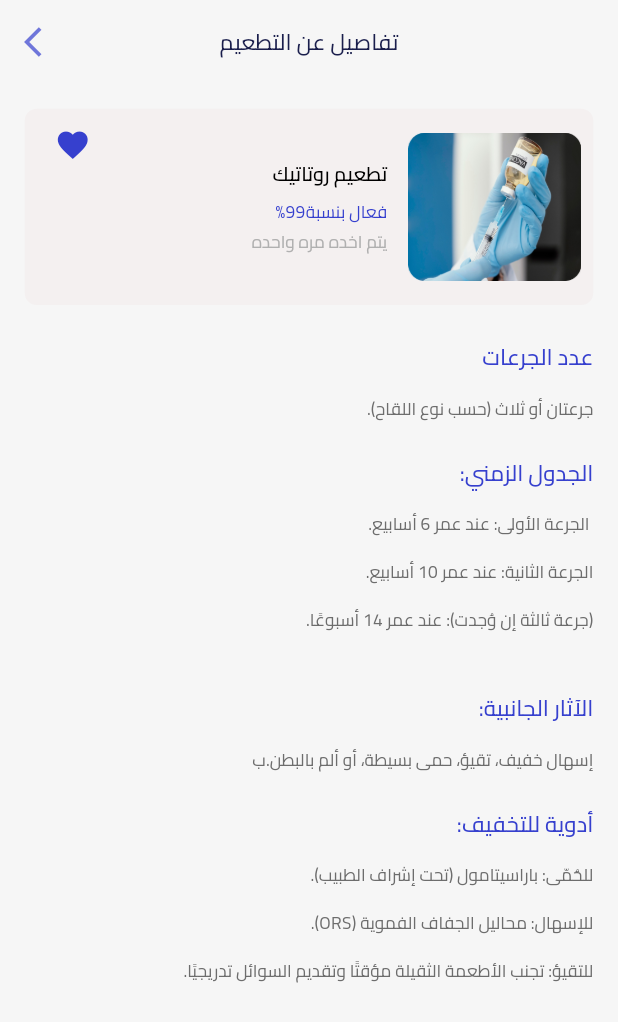
After one commit to mohamedamr77/gradution_project, a Flutter app: the VaccineTimesDetailsScreen screen opened by its route, on a phone screen of 412 x 824 dp. The commit adds this screen. Shown: the top 1022 px of the screen. Run offline on Flutter 3.47's test engine with Material 3 defaults, Android fonts, the phone set to English and light mode, and no system bars; our stand-ins replace bloc, equatable, flutter_bloc, flutter_svg, fluttertoast, image_picker and 4 more; project files that could hold a hidden picture were left out.

Commit message:
finish VaccineTimesDetailsScreen

```diff
--- a/lib/core/navigation/routes.dart
+++ b/lib/core/navigation/routes.dart
@@ -18,6 +18,7 @@ import '../../features/vaccination_tips/presentation/view/vaccination_tips_scree
 import '../../features/vaccination_tips/presentation/view/vaccine_tips_details_screen.dart';
 import '../../features/vaccine_info/presentation/view/vaccine_info_details_screen.dart';
 import '../../features/vaccine_info/presentation/view/vaccine_info_screen.dart';
+import '../../features/vaccine_times/presentation/view/vaccine_times_deatils_screen.dart';
 
 
 class AppRouter {
@@ -41,6 +42,7 @@ class AppRouter {
     VaccineInfoDetailsScreen.id: (context) => const VaccineInfoDetailsScreen(),
     MedicinesDetailsScreen.id: (context) => const MedicinesDetailsScreen(),
     DoctorDetailsScreen.id: (context) => const DoctorDetailsScreen(),
+    VaccineTimesDetailsScreen.id: (context) => const VaccineTimesDetailsScreen(),
 
   };
 }
--- a/lib/core/utils/app_text.dart
+++ b/lib/core/utils/app_text.dart
@@ -3,6 +3,12 @@ class AppText {
   static const String sideEffectsInfo = "تعرفي على الآثار الجانبية وكيفية التعامل معها، مع نصائح مباشرة من المتخصصين.";
   static const String safeMedicines = "اطلعي على أدوية آمنة لتخفيف الآثار الجانبية بعد التطعيم";
   static const String readyToStart = "جاهزة للبدء!";
+  static const String  timeLineDetails = ''' الجرعة الأولى: عند عمر 6 أسابيع.
+
+الجرعة الثانية: عند عمر 10 أسابيع.
+
+(جرعة ثالثة إن وُجدت): عند عمر 14 أسبوعًا.
+  ''';
   static const String   intermittentSideEffects = "الأعراض الجانبية النادرة";
   static const String editPhoto =   "تعديل صورة طفلك";
   static const String createNewAccount = "إنشاء حساب جديد";
@@ -82,6 +88,7 @@ class AppText {
   static const String handlingSideEffects = "كيفية التعامل مع الأعراض الجانبية";
   static const String commonSymptoms = "الأعراض الشائعة:";
   static const String generalArticles = "مقالات عامه عن التطعيمات";
+  static const String aboutVaccine = "عن التطعيم";
   static const String vaccineDetails = "تفاصيل عن التطعيم";
   static const String loremIpsumExample1 = 'هناك حقيقة مثبتة منذ زمن طويل وهي أن المحتوى المقروء لصفحة ما سيلهي القارئ عن التركيز على الشكل الخارجي للنص أو شكل توضع الفقرات في الصفحة التي يقرأها. ولذلك يتم استخدام طريقة لوريم إيبسوم لأنها تعطي توزيعاَ طبيعياَ -إلى حد ما- للأحرف عوضاً عن استخدام "هنا يوجد محتوى نصي، هنا يوجد محتوى نصي" فتجعلها تبدو (أي الأحرف) وكأنها نص مقروء. العديد من برامح النشر المكتبي وبرامح تحرير صفحات الويب تستخدم لوريم إيبسوم بشكل إفتراضي كنموذج عن النص، وإذا قراءه المزيد.....';
   static const String importanceOfVaccination = "أهمية هذا التطعيم";
@@ -90,6 +97,7 @@ class AppText {
   static const String healthNote = "ملحوظة توعوية";
   static const String healthNoteDetails = "هذه المعلومات للاسترشاد فقط وليست بديلاً عن استشارة الطبيب. يرجى التأكد من استخدام الأدوية تحت إشراف طبي";
   static const String doctorInfo = "معلومات عن الطبيب";
+  static const String sideEffectDetails = "إسهال خفيف، تقيؤ، حمى بسيطة، أو ألم بالبطن.ب";
   static const String doctorDetails = "عن هذا الطبيب";
   static const String doctorDescription = "الدكتور محمد هو طبيب أطفال متخصص في رعاية الأطفال منذ الولادة وحتى سن المراهقة. يتميز بخبرته الواسعة في متابعة نمو الأطفال وتطورهم، وتشخيص الأمراض الشائعة وعلاجها، مثل نزلات البرد، الحساسية، والالتهابات. كما يهتم بتقديم النصائح للأمهات حول التطعيمات اللازمة والتغذية السليمة للأطفال. الدكتور محمد معروف بتعامله الودود مع الأطفال وحرصه على تقديم أفضل رعاية طبية لهم.";
   static const String workHours = "مواعيد العمل";
@@ -102,6 +110,13 @@ class AppText {
   static const String timeline = "الجدول الزمني:";
   static const String sideEffectsLabel = "الآثار الجانبية:";
   static const String medicationsForSideEffects = "أدوية للتخفيف:";
+  static const String medicationsForSideEffectsDetails = '''للحُمّى: باراسيتامول (تحت إشراف الطبيب).
+
+للإسهال: محاليل الجفاف الفموية (ORS).
+
+للتقيؤ: تجنب الأطعمة الثقيلة مؤقتًا وتقديم السوائل تدريجيًا.
+
+  ''';
   static const String medicationsDetails = "للحُمّى: باراسيتامول (تحت إشراف الطبيب). للإسهال: محاليل الجفاف الفموية (ORS). للتقيؤ: تجنب الأطعمة الثقيلة مؤقتًا وتقديم السوائل تدريجيًا.";
   static const String accountSettings = "اعدادات الحساب الشخصى";
   static const String themes = "الثيمات";
--- /dev/null
+++ b/lib/features/vaccine_times/presentation/view/vaccine_times_deatils_screen.dart
@@ -0,0 +1,23 @@
+import 'package:flutter/material.dart';
+import 'package:gradutionproject/features/vaccine_times/presentation/view/widgets/details/vaccine_times_deatils_body.dart';
+
+import '../../../../core/navigation/navigation_manager.dart';
+import '../../../../core/shared_widget/custom_app_bar.dart';
+import '../../../../core/utils/app_text.dart';
+
+class VaccineTimesDetailsScreen extends StatelessWidget {
+  static String id = "VaccineTimesDetailsScreen";
+  const VaccineTimesDetailsScreen({super.key});
+
+  @override
+  Widget build(BuildContext context) {
+    return Scaffold(
+      appBar:  CustomAppBar(
+        title: AppText.vaccineDetails,
+        onBackPressed: () {
+        NavigationManager.goBack();
+      },),
+      body: const VaccineTimesDetailsBody(),
+    );
+  }
+}
--- /dev/null
+++ b/lib/features/vaccine_times/presentation/view/widgets/details/vaccine_times_deatils_body.dart
@@ -0,0 +1,75 @@
+import 'package:flutter/material.dart';
+import 'package:gradutionproject/core/shared_widget/custom_description_text.dart';
+import 'package:gradutionproject/core/utils/extentions/screen_size.dart';
+
+import '../../../../../../core/shared_widget/custom_title_text.dart';
+import '../../../../../../core/shared_widget/reusable_item_card .dart';
+import '../../../../../../core/utils/app_images.dart';
+import '../../../../../../core/utils/app_text.dart';
+
+class VaccineTimesDetailsBody extends StatelessWidget {
+  const VaccineTimesDetailsBody({super.key});
+
+  @override
+  Widget build(BuildContext context) {
+    return Padding(
+      padding: EdgeInsets.symmetric(horizontal: 0.04.w, vertical: 0.02.h),
+      child: CustomScrollView(
+        slivers: [
+          _buildReusableItemCard(),
+          _buildSpacer(height: 24),
+          _buildSectionTitle(AppText.doseCount),
+          _buildSpacer(height: 16),
+          _buildSectionDescription("جرعتان أو ثلاث (حسب نوع اللقاح)."),
+          _buildSpacer(height: 24),
+          _buildSectionTitle(AppText.timeline),
+          _buildSpacer(height: 16),
+          _buildSectionDescription(AppText.timeLineDetails),
+          _buildSpacer(height: 24),
+          _buildSectionTitle(AppText.sideEffectsLabel),
+          _buildSpacer(height: 16),
+          _buildSectionDescription(AppText.sideEffectDetails),
+          _buildSpacer(height: 24),
+          _buildSectionTitle(AppText.medicationsForSideEffects),
+          _buildSpacer(height: 16),
+          _buildSectionDescription(AppText.medicationsForSideEffectsDetails)
+        ],
+      ),
+    );
+  }
+  SliverToBoxAdapter _buildReusableItemCard() {
+    return SliverToBoxAdapter(
+      child: ReusableItemCard(
+        imagePath: AppImages.tuberVaccineTest,
+        title: AppText.rotavirusVaccine,
+        description: "فعال بنسبة99%",
+        subDescription: "يتم اخده مره واحده",
+        onPressedIconFavourite: () {},
+        onTapCard: () {},
+        isDetails: true,
+      ),
+    );
+  }
+
+  SliverToBoxAdapter _buildSpacer({required double height}) {
+    return SliverToBoxAdapter(
+      child: SizedBox(
+        height: height,
+      ),
+    );
+  }
+
+  SliverToBoxAdapter _buildSectionTitle(String title) {
+    return SliverToBoxAdapter(
+      child: CustomTitleText(title: title),
+    );
+  }
+
+
+  SliverToBoxAdapter _buildSectionDescription(String title) {
+    return SliverToBoxAdapter(
+      child: CustomDescriptionText(title: title),
+    );
+  }
+
+}
--- a/lib/features/vaccine_times/presentation/view/widgets/vaccine_times_list_items.dart
+++ b/lib/features/vaccine_times/presentation/view/widgets/vaccine_times_list_items.dart
@@ -7,6 +7,7 @@ import '../../../../../core/shared_widget/reusable_item_card .dart';
 import '../../../../../core/utils/app_images.dart';
 import '../../../../../core/utils/app_text.dart';
 import '../../viewModel/vaccine_times_cubit.dart';
+import '../vaccine_times_deatils_screen.dart';
 
 class VaccineTimesListItems extends StatelessWidget {
   const VaccineTimesListItems({super.key});
@@ -53,7 +54,7 @@ class VaccineTimesListItems extends StatelessWidget {
       subDescription: "يتم اخده مره واحده",
       onPressedIconFavourite: () {},
       onTapCard: () {
-        // NavigationManager.push(VaccineInfoDetailsScreen.id);
+        NavigationManager.push(VaccineTimesDetailsScreen.id);
       },
     );
   }
@@ -66,7 +67,7 @@ class VaccineTimesListItems extends StatelessWidget {
       subDescription: "يتم اخده مره واحده",
       onPressedIconFavourite: () {},
       onTapCard: () {
-        // NavigationManager.push(VaccineInfoDetailsScreen.id);
+        NavigationManager.push(VaccineTimesDetailsScreen.id);
       },
     );
   }
--- a/lib/main.dart
+++ b/lib/main.dart
@@ -5,6 +5,7 @@ import 'core/navigation/navigation_manager.dart';
 import 'core/navigation/routes.dart';
 import 'features/bottom_nav_bar/presentation/view/bottom_nav_bar_screen.dart';
 import 'features/doctors/presentation/view/doctor_details_screen.dart';
+import 'features/vaccine_times/presentation/view/vaccine_times_deatils_screen.dart';
 
 
 void main (){
```
